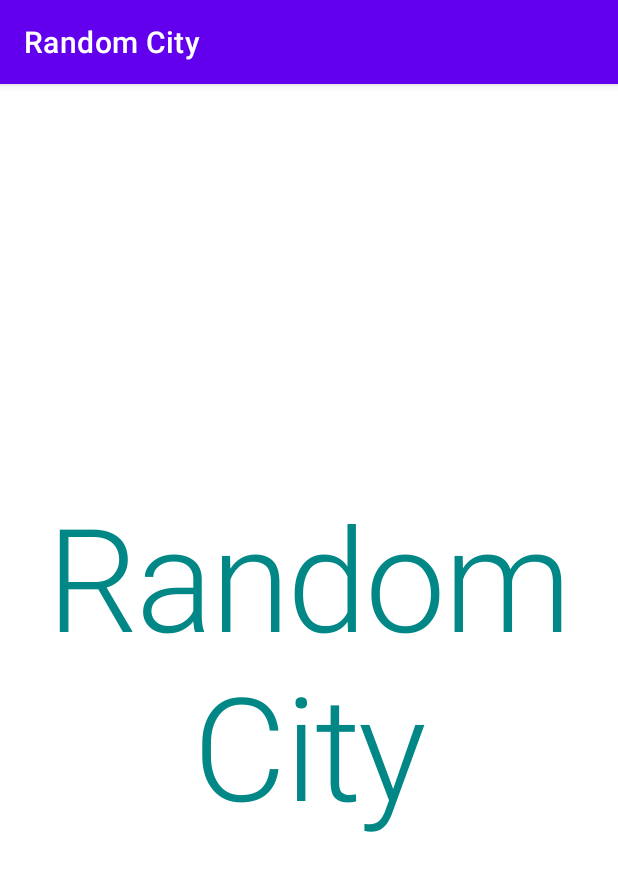
After one commit to staakk/ng-task-random-city-app, an Android app: the SplashFragment screen opened directly, with no data from a screen before it, on a phone screen of 412 x 824 dp. The commit adds this screen. Shown: the top 871 px of the screen. Run offline under Robolectric (Android 15) with nearby library versions, the phone set to English and light mode, and no system bars.

Commit message:
basic layout and navigation

```diff
--- a/app/build.gradle
+++ b/app/build.gradle
@@ -33,12 +33,12 @@ android {
 }
 
 dependencies {
-
     implementation "org.jetbrains.kotlin:kotlin-stdlib:$kotlin_version"
     implementation 'androidx.core:core-ktx:1.3.2'
     implementation 'androidx.appcompat:appcompat:1.2.0'
     implementation 'com.google.android.material:material:1.3.0'
     implementation 'androidx.constraintlayout:constraintlayout:2.0.4'
+
     testImplementation 'junit:junit:4.13.2'
     androidTestImplementation 'androidx.test.ext:junit:1.1.2'
     androidTestImplementation 'androidx.test.espresso:espresso-core:3.3.0'
--- a/app/src/main/java/io/github/staakk/randomcity/MainActivity.kt
+++ b/app/src/main/java/io/github/staakk/randomcity/MainActivity.kt
@@ -2,11 +2,18 @@ package io.github.staakk.randomcity
 
 import androidx.appcompat.app.AppCompatActivity
 import android.os.Bundle
+import io.github.staakk.randomcity.ui.splash.SplashFragment
 
 class MainActivity : AppCompatActivity() {
 
     override fun onCreate(savedInstanceState: Bundle?) {
         super.onCreate(savedInstanceState)
         setContentView(R.layout.activity_main)
+
+        if (savedInstanceState == null) {
+            supportFragmentManager.beginTransaction()
+                .add(R.id.fragment_container, SplashFragment())
+                .commit()
+        }
     }
 }
--- /dev/null
+++ b/app/src/main/java/io/github/staakk/randomcity/ui/splash/SplashFragment.kt
@@ -0,0 +1,36 @@
+package io.github.staakk.randomcity.ui.splash
+
+import android.os.Bundle
+import android.os.Handler
+import android.os.Looper
+import android.view.LayoutInflater
+import android.view.View
+import android.view.ViewGroup
+import androidx.fragment.app.Fragment
+import io.github.staakk.randomcity.R
+import io.github.staakk.randomcity.ui.city.CitiesFragment
+
+class SplashFragment : Fragment() {
+
+    override fun onCreateView(
+        inflater: LayoutInflater,
+        container: ViewGroup?,
+        savedInstanceState: Bundle?
+    ): View? {
+        return inflater.inflate(R.layout.fragment_splash, container, false)
+    }
+
+    override fun onStart() {
+        super.onStart()
+
+        Handler(Looper.getMainLooper()).postDelayed(
+            {
+                requireFragmentManager()
+                    .beginTransaction()
+                    .replace(R.id.fragment_container, CitiesFragment())
+                    .commit()
+            },
+            5000
+        )
+    }
+}
--- a/app/src/main/res/layout/activity_main.xml
+++ b/app/src/main/res/layout/activity_main.xml
@@ -1,18 +1,21 @@
 <?xml version="1.0" encoding="utf-8"?>
-<androidx.constraintlayout.widget.ConstraintLayout xmlns:android="http://schemas.android.com/apk/res/android"
+<androidx.constraintlayout.widget.ConstraintLayout
+    xmlns:android="http://schemas.android.com/apk/res/android"
     xmlns:app="http://schemas.android.com/apk/res-auto"
     xmlns:tools="http://schemas.android.com/tools"
     android:layout_width="match_parent"
     android:layout_height="match_parent"
-    tools:context=".MainActivity">
+    tools:context=".MainActivity"
+    >
 
-    <TextView
-        android:layout_width="wrap_content"
-        android:layout_height="wrap_content"
-        android:text="Hello World!"
+    <FrameLayout
+        android:id="@+id/fragment_container"
+        android:layout_width="0dp"
+        android:layout_height="0dp"
         app:layout_constraintBottom_toBottomOf="parent"
         app:layout_constraintLeft_toLeftOf="parent"
         app:layout_constraintRight_toRightOf="parent"
-        app:layout_constraintTop_toTopOf="parent" />
+        app:layout_constraintTop_toTopOf="parent"
+        />
 
 </androidx.constraintlayout.widget.ConstraintLayout>
--- /dev/null
+++ b/app/src/main/res/layout/fragment_splash.xml
@@ -0,0 +1,19 @@
+<?xml version="1.0" encoding="utf-8"?>
+<FrameLayout
+    xmlns:android="http://schemas.android.com/apk/res/android"
+    android:layout_width="match_parent"
+    android:layout_height="match_parent"
+    android:padding="@dimen/padding"
+    >
+
+    <TextView
+        android:layout_width="wrap_content"
+        android:layout_height="wrap_content"
+        android:layout_gravity="center"
+        android:text="@string/app_name"
+        android:textAlignment="center"
+        android:textAppearance="@style/TextAppearance.MaterialComponents.Headline1"
+        android:textColor="@color/design_default_color_secondary_variant"
+        />
+
+</FrameLayout>
--- /dev/null
+++ b/app/src/main/res/values/dimens.xml
@@ -0,0 +1,5 @@
+<?xml version="1.0" encoding="utf-8"?>
+<resources>
+    <dimen name="padding">16dp</dimen>
+    <dimen name="paddingParagraph">8dp</dimen>
+</resources>
```
Also changed, not shown: app/src/main/AndroidManifest.xml (+8 -3 lines), app/src/main/java/io/github/staakk/randomcity/ui/city/CitiesFragment.kt (added, +19 -0 lines), app/src/main/java/io/github/staakk/randomcity/ui/city/CityDetailsFragment.kt (added, +19 -0 lines), app/src/main/res/layout-sw600dp-land/fragment_cities.xml (added, +38 -0 lines), app/src/main/res/layout/fragment_cities.xml (added, +7 -0 lines), app/src/main/res/layout/fragment_city_details.xml (added, +7 -0 lines), app/src/main/res/layout/item_city.xml (added, +25 -0 lines).
